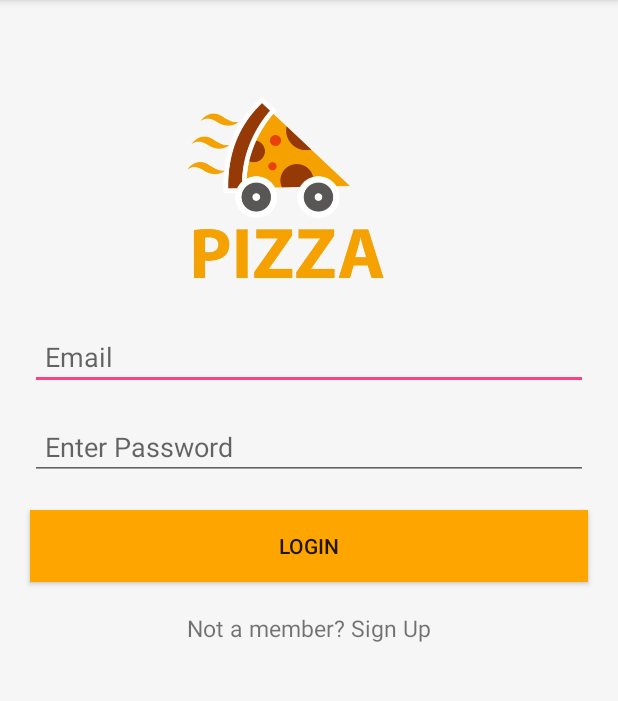
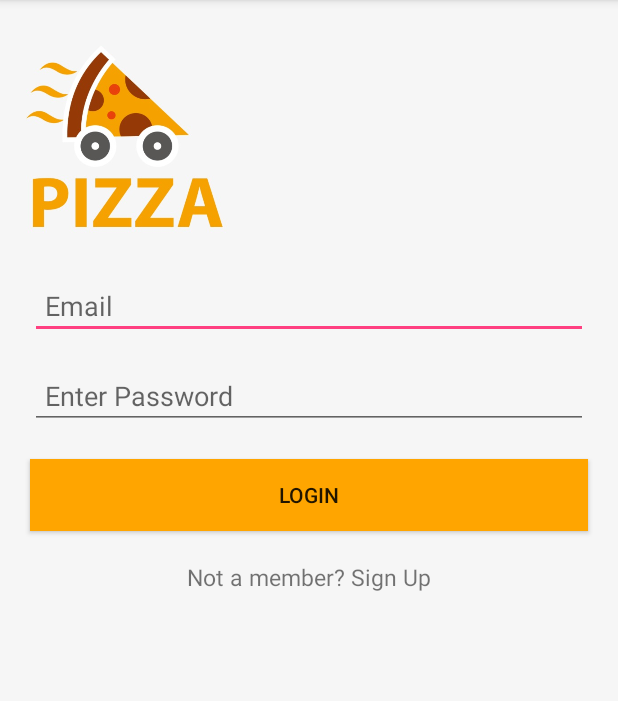
Before and after one commit to Josetedd/Pizza-Store, an Android app: the screen it shows after launch (loginActivity), on a phone screen of 412 x 824 dp, the part 84-785 px from its top. Run offline under Robolectric (Android 15) with nearby library versions, the phone set to English and light mode, and no system bars; our stand-ins replace Firebase (no records; nobody signed in at launch, a user with empty details on screens opened directly).

Commit message:
Added activity_sign_up activity created Views in activity_sign_up activity using Constraint layout created styles for activities and views

```diff
--- a/app/build.gradle
+++ b/app/build.gradle
@@ -30,4 +30,5 @@ dependencies {
 
 
 
+
 apply plugin: 'com.google.gms.google-services'
--- a/app/src/main/AndroidManifest.xml
+++ b/app/src/main/AndroidManifest.xml
@@ -12,10 +12,12 @@
         <activity android:name=".MainActivity">
             <intent-filter>
                 <action android:name="android.intent.action.MAIN" />
+
                 <category android:name="android.intent.category.LAUNCHER" />
             </intent-filter>
         </activity>
-        <activity android:name=".loginActivity"></activity>
+        <activity android:name=".loginActivity" />
+        <activity android:name=".SignUpActivity"></activity>
     </application>
 
 </manifest>
--- a/app/src/main/res/layout/activity_login.xml
+++ b/app/src/main/res/layout/activity_login.xml
@@ -6,9 +6,7 @@
     android:layout_height="match_parent">
 
     <ScrollView
-        android:layout_width="match_parent"
-        android:layout_height="match_parent"
-        android:background="#F6F6F6"
+        style="@style/ActivityStyle"
         tools:context="com.example.android.alcpizza.Usersignup">
 
         <LinearLayout
@@ -17,10 +15,7 @@
             android:orientation="vertical">
 
             <ImageView
-                android:layout_width="150dp"
-                android:layout_height="150dp"
-                android:layout_marginLeft="115dp"
-                android:layout_marginTop="50dp"
+                style="@style/PizzaLogoStyle"
                 android:src="@drawable/pizza4" />
 
             <!--<EditText
--- a/app/src/main/res/values/styles.xml
+++ b/app/src/main/res/values/styles.xml
@@ -8,4 +8,39 @@
         <item name="colorAccent">@color/colorAccent</item>
     </style>
 
+    <style name="ActivityStyle">
+        <item name="android:background">#F6F6F6</item>
+        <item name="android:layout_width">match_parent</item>
+        <item name="android:layout_height">match_parent</item>
+    </style>
+
+    <style name="PizzaLogoStyle">
+        <item name="android:contentDescription">Logo</item>
+        <item name="android:layout_height">150dp</item>
+        <item name="android:layout_width">150dp</item>
+        <item name="android:layout_marginEnd">8dp</item>
+        <item name="android:layout_marginStart">8dp</item>
+        <item name="android:layout_marginTop">16dp</item>
+        android:layout_marginEnd="8dp"
+        android:layout_marginStart="8dp"
+        android:layout_marginTop="16dp"
+    </style>
+
+    <style name="ButtonStyle">
+        <item name="android:layout_width">wrap_content</item>
+        <item name="android:layout_height">wrap_content</item>
+        <item name="android:layout_margin">20dp</item>
+        <item name="android:layout_marginEnd">8dp</item>
+        <item name="android:layout_marginStart">8dp</item>
+        <item name="android:background">#FFA500</item>
+    </style>
+
+    <style name="EditTextStyle">
+        <item name="android:layout_width">match_parent</item>
+        <item name="android:layout_height">wrap_content</item>
+        <item name="android:layout_marginEnd">8dp</item>
+        <item name="android:layout_marginStart">8dp</item>
+        <item name="android:layout_marginTop">8dp</item>
+    </style>
+
 </resources>
```
Also changed, not shown: app/src/main/java/com/example/android/pizzaapp/SignUpActivity.java (added, +13 -0 lines), app/src/main/res/layout/activity_sign_up.xml (added, +62 -0 lines).
